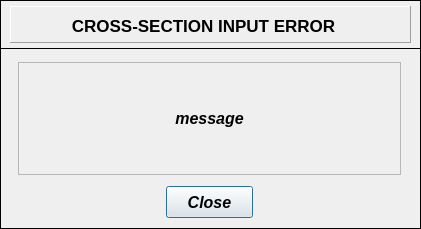
First picture: the form in pulse/uix/user_input/ui/printMessages.ui, repository open-pulse/OpenPulse, before the edit.
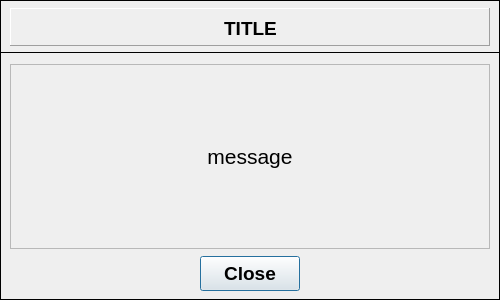
Second picture: the form after the edit.

```diff
--- a/pulse/uix/user_input/ui/printMessages.ui
+++ b/pulse/uix/user_input/ui/printMessages.ui
@@ -6,20 +6,20 @@
    <rect>
     <x>0</x>
     <y>0</y>
-    <width>421</width>
-    <height>229</height>
+    <width>500</width>
+    <height>300</height>
    </rect>
   </property>
   <property name="minimumSize">
    <size>
     <width>421</width>
-    <height>229</height>
+    <height>300</height>
    </size>
   </property>
   <property name="maximumSize">
    <size>
-    <width>421</width>
-    <height>229</height>
+    <width>500</width>
+    <height>300</height>
    </size>
   </property>
   <property name="windowTitle">
@@ -29,11 +29,23 @@
    <property name="geometry">
     <rect>
      <x>0</x>
-     <y>48</y>
-     <width>421</width>
-     <height>181</height>
+     <y>52</y>
+     <width>500</width>
+     <height>248</height>
     </rect>
    </property>
+   <property name="minimumSize">
+    <size>
+     <width>500</width>
+     <height>248</height>
+    </size>
+   </property>
+   <property name="maximumSize">
+    <size>
+     <width>500</width>
+     <height>248</height>
+    </size>
+   </property>
    <property name="frameShape">
     <enum>QFrame::Box</enum>
    </property>
@@ -43,19 +55,31 @@
    <widget class="QLabel" name="Label_message">
     <property name="geometry">
      <rect>
-      <x>18</x>
-      <y>14</y>
-      <width>383</width>
-      <height>113</height>
+      <x>10</x>
+      <y>12</y>
+      <width>480</width>
+      <height>185</height>
      </rect>
     </property>
+    <property name="minimumSize">
+     <size>
+      <width>480</width>
+      <height>185</height>
+     </size>
+    </property>
+    <property name="maximumSize">
+     <size>
+      <width>480</width>
+      <height>185</height>
+     </size>
+    </property>
     <property name="font">
      <font>
       <family>Arial</family>
-      <pointsize>12</pointsize>
-      <weight>75</weight>
-      <italic>true</italic>
-      <bold>true</bold>
+      <pointsize>14</pointsize>
+      <weight>50</weight>
+      <italic>false</italic>
+      <bold>false</bold>
      </font>
     </property>
     <property name="frameShape">
@@ -65,7 +89,7 @@
      <enum>QFrame::Sunken</enum>
     </property>
     <property name="text">
-     <string>&lt;html&gt;&lt;head/&gt;&lt;body&gt;&lt;p align=&quot;center&quot;&gt;&lt;span style=&quot; font-size:12pt; font-style:italic;&quot;&gt;message&lt;/span&gt;&lt;/p&gt;&lt;/body&gt;&lt;/html&gt;</string>
+     <string>&lt;html&gt;&lt;head/&gt;&lt;body&gt;&lt;p align=&quot;center&quot;&gt;&lt;span style=&quot; font-size:16pt;&quot;&gt;message&lt;/span&gt;&lt;/p&gt;&lt;/body&gt;&lt;/html&gt;</string>
     </property>
     <property name="textFormat">
      <enum>Qt::AutoText</enum>
@@ -77,18 +101,18 @@
    <widget class="QPushButton" name="pushButton_close">
     <property name="geometry">
      <rect>
-      <x>166</x>
-      <y>138</y>
-      <width>87</width>
-      <height>32</height>
+      <x>200</x>
+      <y>204</y>
+      <width>100</width>
+      <height>35</height>
      </rect>
     </property>
     <property name="font">
      <font>
       <family>Arial</family>
-      <pointsize>12</pointsize>
+      <pointsize>14</pointsize>
       <weight>75</weight>
-      <italic>true</italic>
+      <italic>false</italic>
       <bold>true</bold>
      </font>
     </property>
@@ -108,10 +132,22 @@
     <rect>
      <x>0</x>
      <y>0</y>
-     <width>421</width>
-     <height>49</height>
+     <width>500</width>
+     <height>53</height>
     </rect>
    </property>
+   <property name="minimumSize">
+    <size>
+     <width>500</width>
+     <height>0</height>
+    </size>
+   </property>
+   <property name="maximumSize">
+    <size>
+     <width>500</width>
+     <height>16777215</height>
+    </size>
+   </property>
    <property name="frameShape">
     <enum>QFrame::Box</enum>
    </property>
@@ -122,9 +158,9 @@
     <property name="geometry">
      <rect>
       <x>10</x>
-      <y>6</y>
-      <width>401</width>
-      <height>37</height>
+      <y>8</y>
+      <width>480</width>
+      <height>38</height>
      </rect>
     </property>
     <property name="frameShape">
@@ -136,23 +172,23 @@
     <widget class="QLabel" name="Label_title">
      <property name="geometry">
       <rect>
-       <x>52</x>
+       <x>4</x>
        <y>6</y>
-       <width>283</width>
+       <width>473</width>
        <height>29</height>
       </rect>
      </property>
      <property name="font">
       <font>
        <family>Arial</family>
-       <pointsize>13</pointsize>
+       <pointsize>14</pointsize>
        <weight>75</weight>
        <italic>false</italic>
        <bold>true</bold>
       </font>
      </property>
      <property name="text">
-      <string>&lt;html&gt;&lt;head/&gt;&lt;body&gt;&lt;p align=&quot;center&quot;&gt;CROSS-SECTION INPUT ERROR&lt;/p&gt;&lt;/body&gt;&lt;/html&gt;</string>
+      <string>&lt;html&gt;&lt;head/&gt;&lt;body&gt;&lt;p align=&quot;center&quot;&gt;&lt;span style=&quot; font-size:14pt;&quot;&gt;TITLE&lt;/span&gt;&lt;/p&gt;&lt;/body&gt;&lt;/html&gt;</string>
      </property>
      <property name="textFormat">
       <enum>Qt::AutoText</enum>
```
